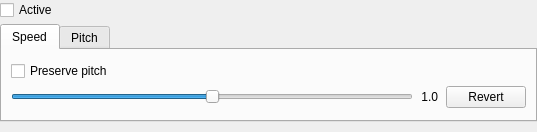
First picture: the form in src/GUI/Plugins/Speed/GUI_Speed.ui, repository return42/sayonara, before the edit.
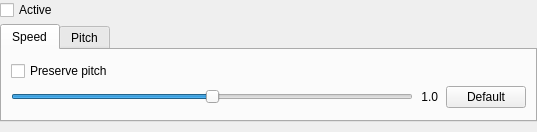
Second picture: the form after the edit. Custom widgets are drawn as their Qt base class.

What changed in the file:
```diff
--- a/src/GUI/Plugins/Speed/GUI_Speed.ui
+++ b/src/GUI/Plugins/Speed/GUI_Speed.ui
@@ -64,7 +64,7 @@
        <item row="1" column="2">
         <widget class="QPushButton" name="btn_revert_speed">
          <property name="text">
-          <string>Revert</string>
+          <string>Default</string>
          </property>
         </widget>
        </item>
```
Left out of the diff: 2 changed lines with no effect on the pictures.
